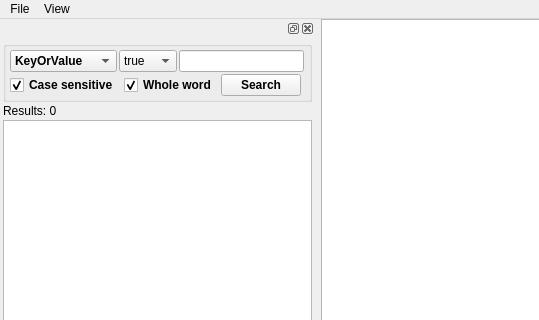
Old version of the form src/mainwindow.ui in the repository otre99/QtJsonViewer; both pictures show x 0 to 539 and y 0 to 320 of the 1257 by 803 pixel window.
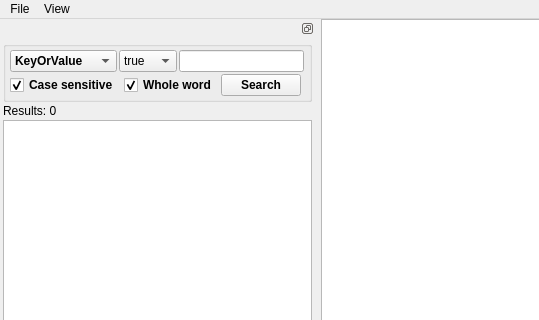
New version of the form.

The edit to the form file:
```diff
--- a/src/mainwindow.ui
+++ b/src/mainwindow.ui
@@ -89,7 +89,7 @@
   </widget>
   <widget class="QDockWidget" name="dockWidgetInfo">
    <property name="features">
-    <set>QDockWidget::DockWidgetFeature::DockWidgetClosable|QDockWidget::DockWidgetFeature::DockWidgetFloatable</set>
+    <set>QDockWidget::DockWidgetFeature::DockWidgetFloatable</set>
    </property>
    <attribute name="dockWidgetArea">
     <number>1</number>
```
Left out of the diff: 17 changed lines with no effect on the pictures.
